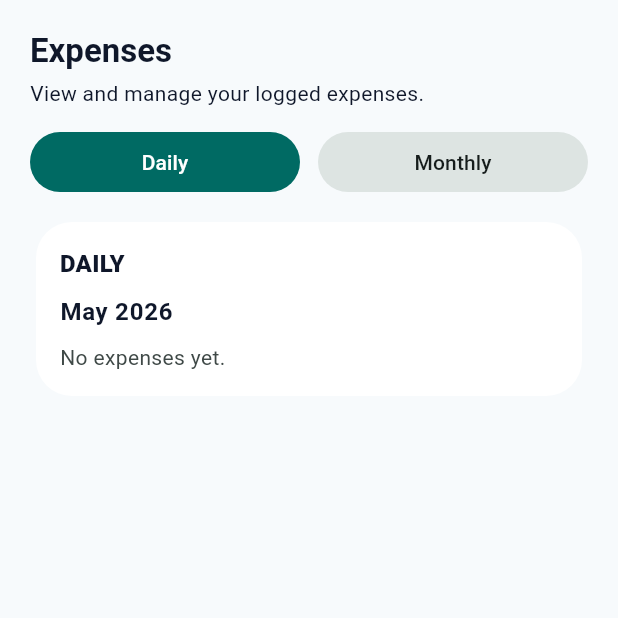
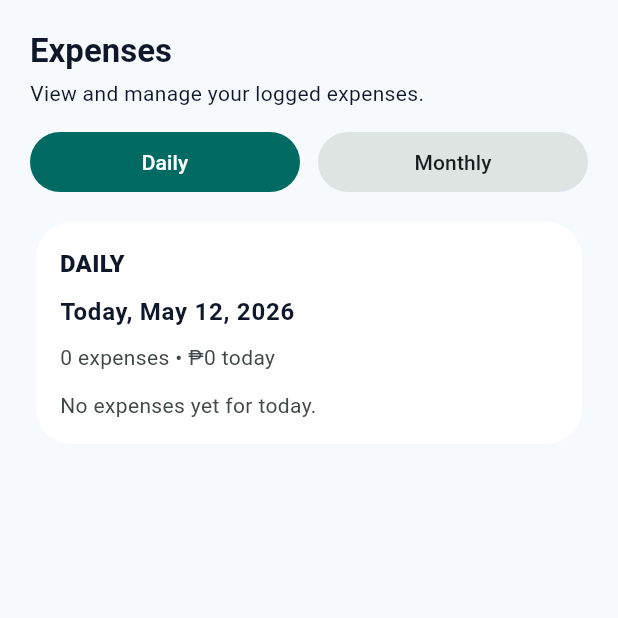
Before and after one commit to cjaayy/Budget-Buddy, a Flutter app: the ExpenseTrackerScreen screen opened directly, on a phone screen of 412 x 824 dp, the top half of it. Run offline on Flutter 3.47's test engine with Material 3 defaults, Android fonts, the phone set to English and light mode, and no system bars; our stand-ins replace fl_chart, flutter_local_notifications, flutter_riverpod, hive_flutter, share_plus, shared_preferences; accounts and stored records are empty.

Commit message:
refactor: update daily expenses handling to display today's expenses with improved UI

```diff
--- a/lib/features/expenses/expense_tracker_screen.dart
+++ b/lib/features/expenses/expense_tracker_screen.dart
@@ -25,9 +25,10 @@ class _ExpenseTrackerScreenState extends ConsumerState<ExpenseTrackerScreen> {
     final BudgetBuddyState state = ref.watch(budgetBuddyControllerProvider);
     final List<ExpenseEntry> expenses = _filteredExpenses(state);
     final List<DateTime> availableMonths = _availableMonths(expenses);
-    final List<ExpenseEntry> dailyExpenses =
-        _expensesForMonth(expenses, _selectedMonth);
-    final List<DateTime> availableDays = _availableDays(dailyExpenses);
+    final DateTime today = DateTime.now();
+    final List<ExpenseEntry> todayExpenses = _sortExpenses(
+      _expensesForDay(expenses, today),
+    );
 
     return Scaffold(
       body: SafeArea(
@@ -93,14 +94,13 @@ class _ExpenseTrackerScreenState extends ConsumerState<ExpenseTrackerScreen> {
                     const SizedBox(height: 12),
                     if (_activeSection == ExpenseSection.daily)
                       _DailySection(
-                        monthLabel: _monthLabel(_selectedMonth),
-                        availableDays: availableDays,
-                        expenses: dailyExpenses,
+                        dayLabel: _formatDayLabel(today),
+                        expenses: todayExpenses,
                         onTapDay: (DateTime day) => _showDayExpensesSheet(
                           context,
                           ref,
                           day,
-                          dailyExpenses,
+                          expenses,
                           showBackButton: true,
                         ),
                       )
@@ -728,19 +728,22 @@ String _monthLabel(DateTime month) {
 
 class _DailySection extends StatelessWidget {
   const _DailySection({
-    required this.monthLabel,
-    required this.availableDays,
+    required this.dayLabel,
     required this.expenses,
     required this.onTapDay,
   });
 
-  final String monthLabel;
-  final List<DateTime> availableDays;
+  final String dayLabel;
   final List<ExpenseEntry> expenses;
   final ValueChanged<DateTime> onTapDay;
 
   @override
   Widget build(BuildContext context) {
+    final double total = expenses.fold<double>(
+      0,
+      (double value, ExpenseEntry expense) => value + expense.amount,
+    );
+
     return SectionCard(
       child: Column(
         crossAxisAlignment: CrossAxisAlignment.start,
@@ -754,49 +757,80 @@ class _DailySection extends StatelessWidget {
           ),
           const SizedBox(height: 8),
           Text(
-            monthLabel,
+            dayLabel,
             style: Theme.of(context).textTheme.bodyLarge?.copyWith(
                   fontWeight: FontWeight.w700,
                 ),
           ),
           const SizedBox(height: 8),
-          if (availableDays.isEmpty)
+          Text(
+            '${expenses.length} expense${expenses.length == 1 ? '' : 's'} • ${formatPeso(total)} today',
+            style: Theme.of(context).textTheme.bodyMedium?.copyWith(
+                  color: Theme.of(context).colorScheme.onSurfaceVariant,
+                ),
+          ),
+          const SizedBox(height: 12),
+          if (expenses.isEmpty)
             Text(
-              'No expenses yet.',
+              'No expenses yet for today.',
               style: Theme.of(context).textTheme.bodyMedium?.copyWith(
                     color: Theme.of(context).colorScheme.onSurfaceVariant,
                   ),
             )
           else
-            ...availableDays.map(
-              (DateTime day) {
-                final List<ExpenseEntry> dayExpenses = expenses
-                    .where((ExpenseEntry expense) =>
-                        DateUtils.isSameDay(expense.dateTime, day))
-                    .toList();
-
-                return Padding(
-                  padding: const EdgeInsets.only(bottom: 8),
-                  child: ListTile(
-                    contentPadding: const EdgeInsets.symmetric(
-                      horizontal: 12,
-                      vertical: 6,
-                    ),
-                    tileColor:
-                        Theme.of(context).colorScheme.surfaceContainerHighest,
-                    shape: RoundedRectangleBorder(
+            ListView.separated(
+              shrinkWrap: true,
+              physics: const NeverScrollableScrollPhysics(),
+              itemCount: expenses.length,
+              separatorBuilder: (_, __) => const SizedBox(height: 8),
+              itemBuilder: (BuildContext context, int index) {
+                final ExpenseEntry expense = expenses[index];
+                return InkWell(
+                  borderRadius: BorderRadius.circular(16),
+                  onTap: () => onTapDay(DateTime.now()),
+                  child: Container(
+                    decoration: BoxDecoration(
+                      color:
+                          Theme.of(context).colorScheme.surfaceContainerHighest,
                       borderRadius: BorderRadius.circular(16),
                     ),
-                    leading: const Icon(Icons.calendar_today_outlined),
-                    title: Text(
-                      _formatDayLabel(day),
-                      style: const TextStyle(fontWeight: FontWeight.w700),
+                    padding: const EdgeInsets.all(12),
+                    child: Row(
+                      children: <Widget>[
+                        CircleAvatar(
+                          backgroundColor:
+                              expense.category.color.withValues(alpha: 0.14),
+                          child: Text(expense.category.label.substring(0, 1)),
+                        ),
+                        const SizedBox(width: 12),
+                        Expanded(
+                          child: Column(
+                            crossAxisAlignment: CrossAxisAlignment.start,
+                            children: <Widget>[
+                              Text(
+                                expense.title,
+                                style: const TextStyle(
+                                  fontWeight: FontWeight.w700,
+                                ),
+                              ),
+                              const SizedBox(height: 2),
+                              Text(
+                                expense.note.isNotEmpty
+                                    ? '${expense.category.label} • ${expense.note}'
+                                    : expense.category.label,
+                                maxLines: 2,
+                                overflow: TextOverflow.ellipsis,
+                              ),
+                            ],
+                          ),
+                        ),
+                        const SizedBox(width: 8),
+                        Text(
+                          formatPeso(expense.amount),
+                          style: const TextStyle(fontWeight: FontWeight.w700),
+                        ),
+                      ],
                     ),
-                    subtitle: Text(
-                      '${dayExpenses.length} expense${dayExpenses.length == 1 ? '' : 's'} • Tap for details',
-                    ),
-                    trailing: const Icon(Icons.chevron_right_rounded),
-                    onTap: () => onTapDay(day),
                   ),
                 );
               },
```
